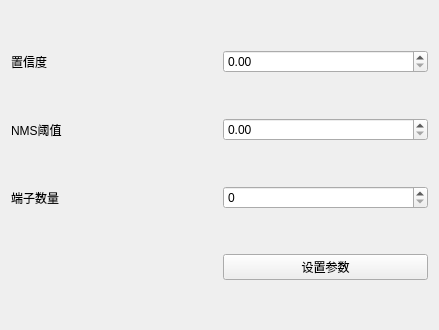
Qt form src/ui/product_class/terminal_param_dialog.ui (yurayurateikoku1/AIVision) before a commit.
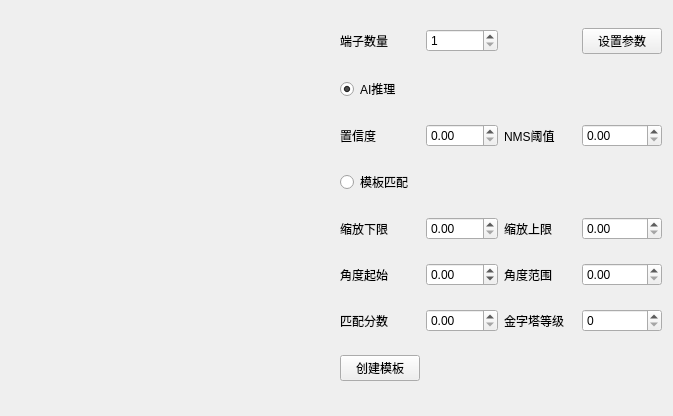
The same form after that commit.

Diff of the .ui file:
```diff
--- a/src/ui/product_class/terminal_param_dialog.ui
+++ b/src/ui/product_class/terminal_param_dialog.ui
@@ -6,50 +6,217 @@
    <rect>
     <x>0</x>
     <y>0</y>
-    <width>439</width>
-    <height>330</height>
+    <width>673</width>
+    <height>416</height>
    </rect>
   </property>
   <property name="windowTitle">
    <string>TerminalParamDialog</string>
   </property>
-  <layout class="QGridLayout" name="gridLayout">
-   <item row="3" column="1">
-    <widget class="QPushButton" name="pushButton_setTerminalSettings">
-     <property name="text">
-      <string>设置参数</string>
+  <layout class="QHBoxLayout" name="horizontalLayout">
+   <item>
+    <widget class="QWidget" name="widget_templateWindow" native="true">
+     <property name="minimumSize">
+      <size>
+       <width>320</width>
+       <height>240</height>
+      </size>
      </property>
     </widget>
    </item>
-   <item row="0" column="0">
-    <widget class="QLabel" name="label">
-     <property name="text">
-      <string>置信度</string>
-     </property>
-    </widget>
-   </item>
-   <item row="1" column="1">
-    <widget class="QDoubleSpinBox" name="doubleSpinBox_nmsThreshold"/>
-   </item>
-   <item row="0" column="1">
-    <widget class="QDoubleSpinBox" name="doubleSpinBox_confThreshold"/>
-   </item>
-   <item row="1" column="0">
-    <widget class="QLabel" name="label_2">
-     <property name="text">
-      <string>NMS阈值</string>
-     </property>
-    </widget>
-   </item>
-   <item row="2" column="0">
-    <widget class="QLabel" name="label_3">
-     <property name="text">
-      <string>端子数量</string>
-     </property>
-    </widget>
-   </item>
-   <item row="2" column="1">
-    <widget class="QSpinBox" name="spinBox_terminalCount"/>
+   <item>
+    <layout class="QGridLayout" name="gridLayout_ai">
+     <item row="6" column="2">
+      <widget class="QLabel" name="label_numLevels">
+       <property name="text">
+        <string>金字塔等级</string>
+       </property>
+      </widget>
+     </item>
+     <item row="4" column="3">
+      <widget class="QDoubleSpinBox" name="doubleSpinBox_scaleMax">
+       <property name="maximum">
+        <double>10.000000000000000</double>
+       </property>
+       <property name="singleStep">
+        <double>0.050000000000000</double>
+       </property>
+      </widget>
+     </item>
+     <item row="1" column="0">
+      <widget class="QRadioButton" name="radioButton_aiInfer">
+       <property name="text">
+        <string>AI推理</string>
+       </property>
+       <property name="checked">
+        <bool>true</bool>
+       </property>
+      </widget>
+     </item>
+     <item row="6" column="1">
+      <widget class="QDoubleSpinBox" name="doubleSpinBox_minScore">
+       <property name="maximum">
+        <double>1.000000000000000</double>
+       </property>
+       <property name="singleStep">
+        <double>0.050000000000000</double>
+       </property>
+      </widget>
+     </item>
+     <item row="6" column="0">
+      <widget class="QLabel" name="label_minScore">
+       <property name="text">
+        <string>匹配分数</string>
+       </property>
+      </widget>
+     </item>
+     <item row="4" column="2">
+      <widget class="QLabel" name="label_scaleMax">
+       <property name="text">
+        <string>缩放上限</string>
+       </property>
+      </widget>
+     </item>
+     <item row="4" column="1">
+      <widget class="QDoubleSpinBox" name="doubleSpinBox_scaleMin">
+       <property name="maximum">
+        <double>10.000000000000000</double>
+       </property>
+       <property name="singleStep">
+        <double>0.050000000000000</double>
+       </property>
+      </widget>
+     </item>
+     <item row="5" column="1">
+      <widget class="QDoubleSpinBox" name="doubleSpinBox_angleStart">
+       <property name="minimum">
+        <double>-3.140000000000000</double>
+       </property>
+       <property name="maximum">
+        <double>3.140000000000000</double>
+       </property>
+       <property name="singleStep">
+        <double>0.100000000000000</double>
+       </property>
+      </widget>
+     </item>
+     <item row="5" column="0">
+      <widget class="QLabel" name="label_angleStart">
+       <property name="text">
+        <string>角度起始</string>
+       </property>
+      </widget>
+     </item>
+     <item row="6" column="3">
+      <widget class="QSpinBox" name="spinBox_numLevels">
+       <property name="minimum">
+        <number>0</number>
+       </property>
+       <property name="maximum">
+        <number>10</number>
+       </property>
+      </widget>
+     </item>
+     <item row="0" column="0">
+      <widget class="QLabel" name="label_3">
+       <property name="text">
+        <string>端子数量</string>
+       </property>
+      </widget>
+     </item>
+     <item row="4" column="0">
+      <widget class="QLabel" name="label_scaleMin">
+       <property name="text">
+        <string>缩放下限</string>
+       </property>
+      </widget>
+     </item>
+     <item row="0" column="1">
+      <widget class="QSpinBox" name="spinBox_terminalCount">
+       <property name="minimum">
+        <number>1</number>
+       </property>
+       <property name="maximum">
+        <number>100</number>
+       </property>
+      </widget>
+     </item>
+     <item row="5" column="3">
+      <widget class="QDoubleSpinBox" name="doubleSpinBox_angleExtent">
+       <property name="minimum">
+        <double>0.000000000000000</double>
+       </property>
+       <property name="maximum">
+        <double>6.280000000000000</double>
+       </property>
+       <property name="singleStep">
+        <double>0.100000000000000</double>
+       </property>
+      </widget>
+     </item>
+     <item row="5" column="2">
+      <widget class="QLabel" name="label_angleExtent">
+       <property name="text">
+        <string>角度范围</string>
+       </property>
+      </widget>
+     </item>
+     <item row="7" column="0">
+      <widget class="QPushButton" name="pushButton_createTemplate">
+       <property name="text">
+        <string>创建模板</string>
+       </property>
+      </widget>
+     </item>
+     <item row="0" column="3">
+      <widget class="QPushButton" name="pushButton_setTerminalSettings">
+       <property name="text">
+        <string>设置参数</string>
+       </property>
+      </widget>
+     </item>
+     <item row="2" column="0">
+      <widget class="QLabel" name="label">
+       <property name="text">
+        <string>置信度</string>
+       </property>
+      </widget>
+     </item>
+     <item row="2" column="1">
+      <widget class="QDoubleSpinBox" name="doubleSpinBox_confThreshold">
+       <property name="maximum">
+        <double>1.000000000000000</double>
+       </property>
+       <property name="singleStep">
+        <double>0.050000000000000</double>
+       </property>
+      </widget>
+     </item>
+     <item row="2" column="2">
+      <widget class="QLabel" name="label_2">
+       <property name="text">
+        <string>NMS阈值</string>
+       </property>
+      </widget>
+     </item>
+     <item row="2" column="3">
+      <widget class="QDoubleSpinBox" name="doubleSpinBox_nmsThreshold">
+       <property name="maximum">
+        <double>1.000000000000000</double>
+       </property>
+       <property name="singleStep">
+        <double>0.050000000000000</double>
+       </property>
+      </widget>
+     </item>
+     <item row="3" column="0">
+      <widget class="QRadioButton" name="radioButton_matchTemplate">
+       <property name="text">
+        <string>模板匹配</string>
+       </property>
+      </widget>
+     </item>
+    </layout>
    </item>
   </layout>
  </widget>
```
